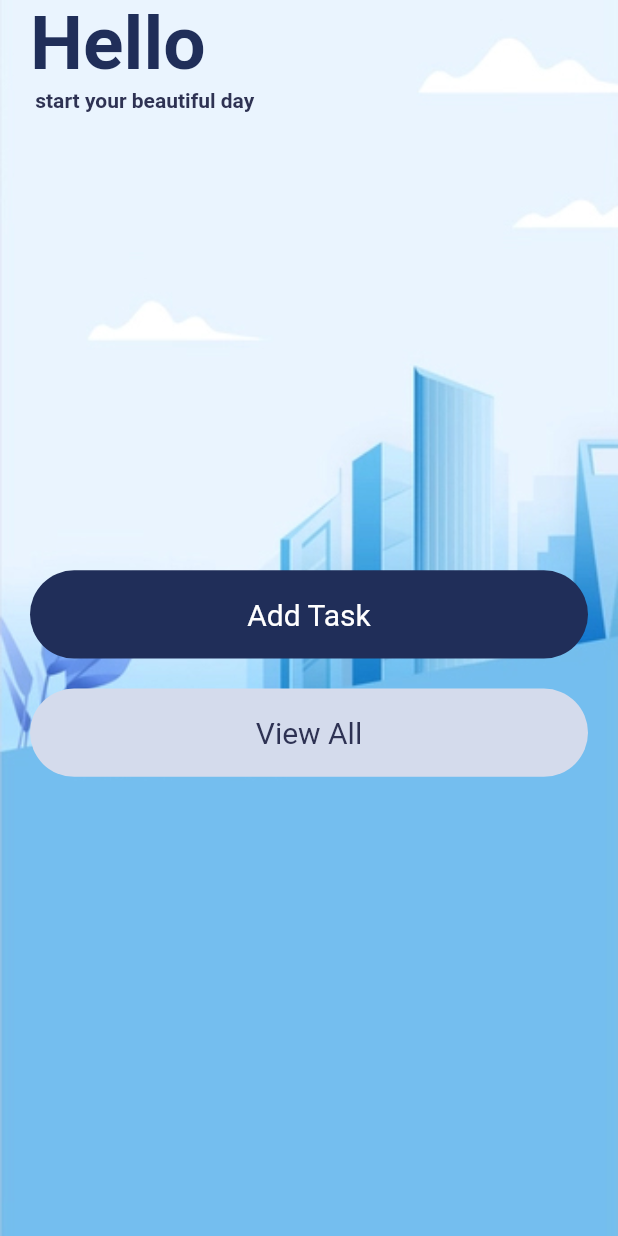
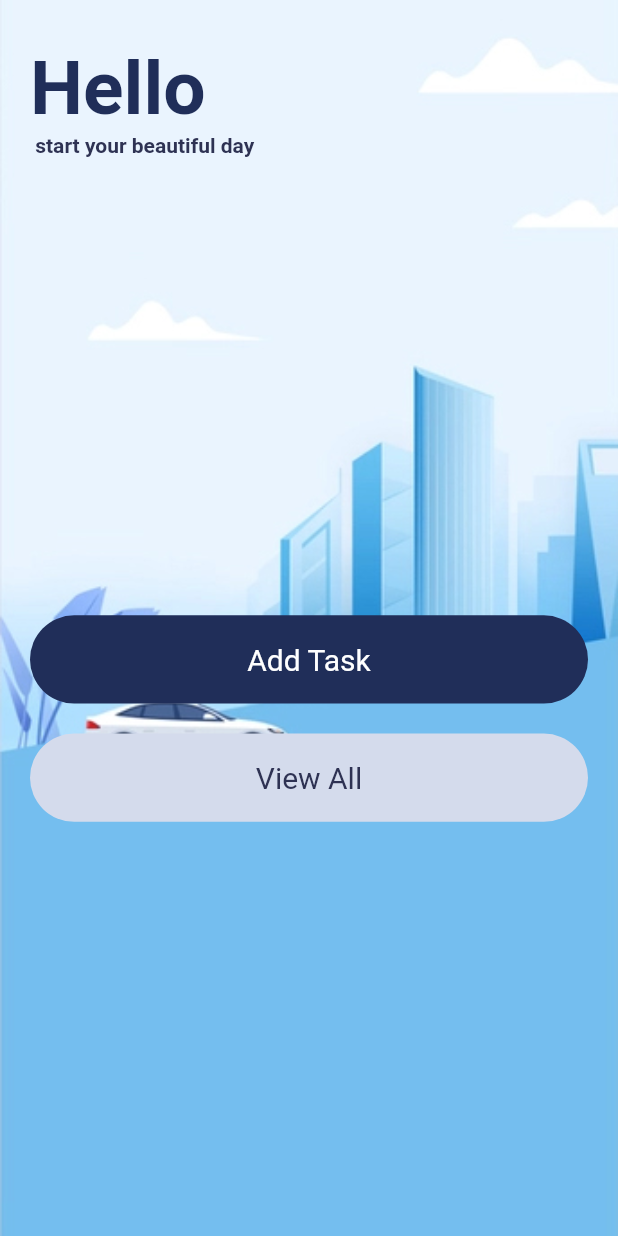
Before and after one commit to BIRALO256/Task-Management, a Flutter app: the HomeScreen screen opened directly, on a phone screen of 412 x 824 dp. Run offline on Flutter 3.47's test engine with Material 2 defaults, Android fonts, the phone set to English and light mode, and no system bars.

Commit message:
finally almost done with designing all task screen

```diff
--- a/lib/Screens/all_tasks.dart
+++ b/lib/Screens/all_tasks.dart
@@ -109,7 +109,7 @@ class ALLTasks extends StatelessWidget {
                               return Container(
                                 decoration: BoxDecoration(
                                     color: AppColors.secondaryColor
-                                        .withOpacity(0.5),
+                                        .withOpacity(0.4),
                                     borderRadius: BorderRadius.only(
                                         topLeft: Radius.circular(20),
                                         topRight: Radius.circular(20))),
--- a/lib/Screens/home_screen.dart
+++ b/lib/Screens/home_screen.dart
@@ -1,4 +1,6 @@
 import 'package:flutter/material.dart';
+import 'package:taskmanagement/Screens/add_task.dart';
+import 'package:taskmanagement/Screens/all_tasks.dart';
 import 'package:taskmanagement/utils/app_color.dart';
 
 import '../wigdets/button_button.dart';
@@ -26,7 +28,9 @@ class _HomeScreenState extends State<HomeScreen> {
           child: Column(
             crossAxisAlignment: CrossAxisAlignment.start,
             children: [
-              RichText(
+              Padding(
+                padding: const EdgeInsets.only(top: 30),
+                child: RichText(
                   text: TextSpan(
                       text: "Hello",
                       style: TextStyle(
@@ -42,16 +46,29 @@ class _HomeScreenState extends State<HomeScreen> {
                             ))
                       ]),
                 ),
+              ),
               SizedBox(height: MediaQuery.of(context).size.height / 2.7),
-              ButtonWigdet(
+              GestureDetector(
+                onTap: () {
+                  Navigator.push(context,
+                      MaterialPageRoute(builder: (context) => const AddTask()));
+                },
+                child: ButtonWigdet(
                     backgroundcolor: AppColors.mainColor,
                     text: "Add Task",
                     textcolor: Colors.white),
+              ),
               const SizedBox(height: 20),
-              ButtonWigdet(
+              GestureDetector(
+                onTap: () {
+                  Navigator.push(context,
+                      MaterialPageRoute(builder: (context) => const ALLTasks()));
+                },
+                child: ButtonWigdet(
                     backgroundcolor: AppColors.textGrey,
                     text: "View All",
-                  textcolor: AppColors.smallTextColor)
+                    textcolor: AppColors.smallTextColor),
+              )
             ],
           ),
         ),
--- a/lib/main.dart
+++ b/lib/main.dart
@@ -1,5 +1,5 @@
 import 'package:flutter/material.dart';
-import 'package:taskmanagement/Screens/all_tasks.dart';
+import 'package:taskmanagement/Screens/home_screen.dart';
 
 void main() {
   runApp(const MyApp());
@@ -17,7 +17,7 @@ class MyApp extends StatelessWidget {
       theme: ThemeData(
         primarySwatch: Colors.blue,
       ),
-      home: const ALLTasks(),
+      home: const HomeScreen(),
     );
   }
 }
--- a/pubspec.yaml
+++ b/pubspec.yaml
@@ -35,6 +35,7 @@ dependencies:
   # The following adds the Cupertino Icons font to your application.
   # Use with the CupertinoIcons class for iOS style icons.
   cupertino_icons: ^1.0.2
+  get:
 
 dev_dependencies:
   flutter_test:
```
Also changed, not shown: pubspec.lock. Lines whose indentation alone changed are shown as unchanged.
